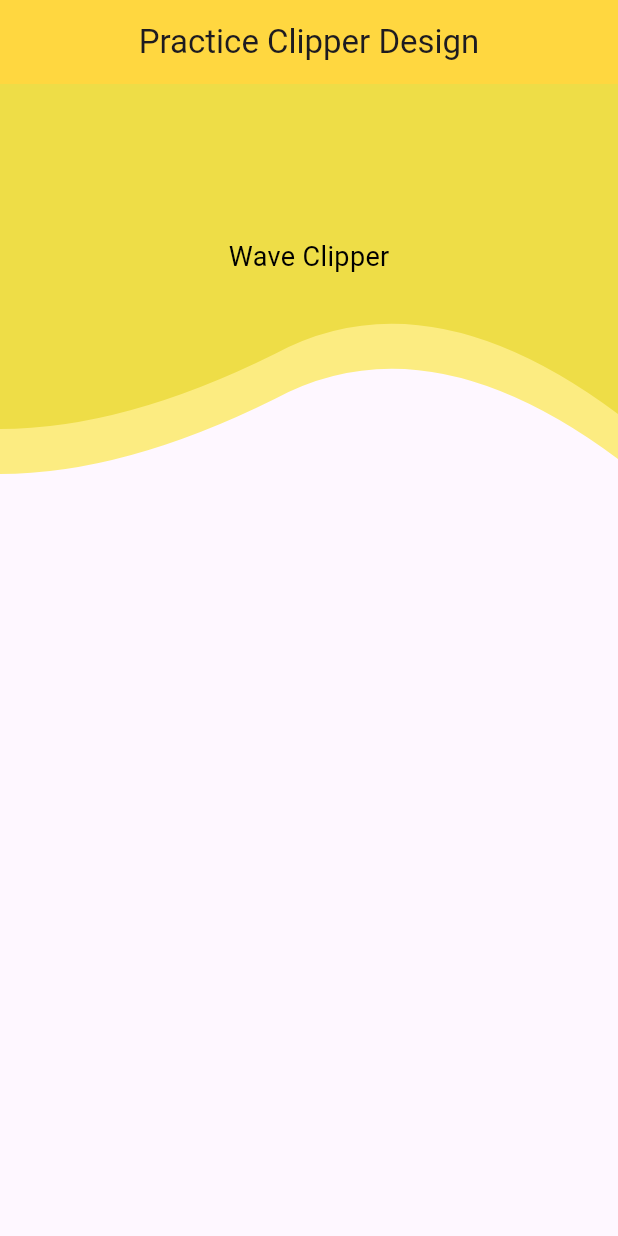
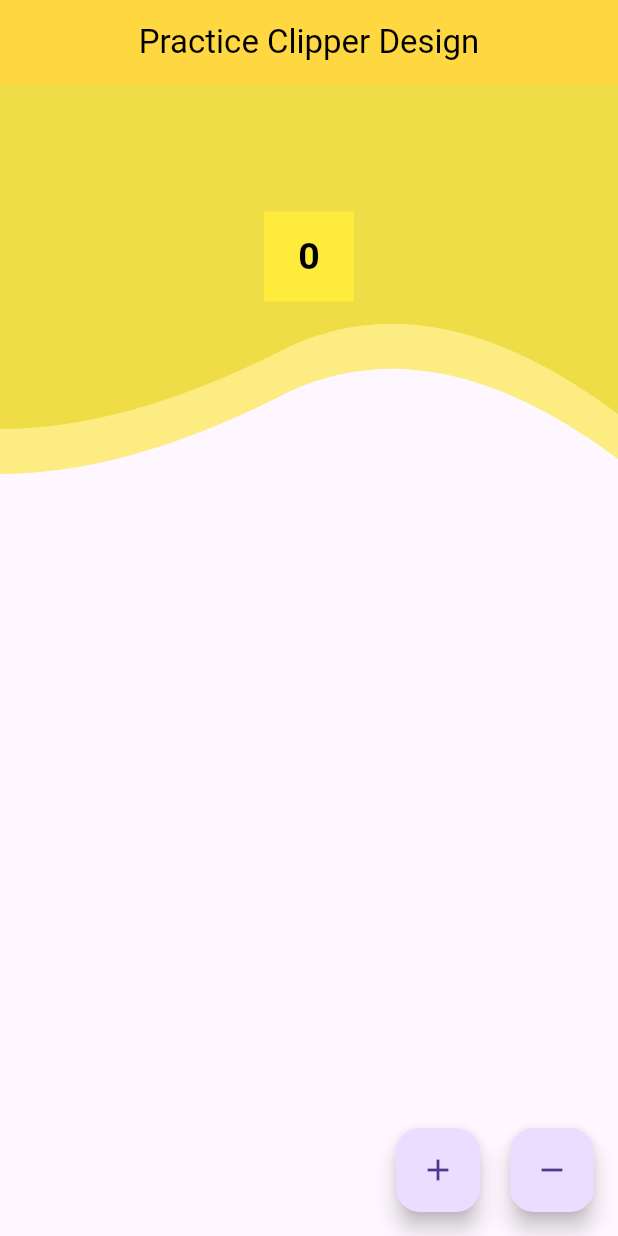
Before and after one commit to we-priyanshu-a001/practice_custom_clipper, a Flutter app: the screen it shows after launch, on a phone screen of 412 x 824 dp. Run offline on Flutter 3.47's test engine with Material 3 defaults, Android fonts, the phone set to English and light mode, and no system bars; our stand-ins replace bloc, flutter_bloc.

Commit message:
added bloc in project

```diff
--- /dev/null
+++ b/lib/bloc/counter_event.dart
@@ -0,0 +1,8 @@
+part of 'counter_bloc.dart';
+
+@immutable
+sealed class CounterEvent {}
+
+class CounterIncrement extends CounterEvent {}
+
+class CounterDecrement extends CounterEvent {}
--- /dev/null
+++ b/lib/bloc/counter_state.dart
@@ -0,0 +1,16 @@
+part of 'counter_bloc.dart';
+
+@immutable
+sealed class CounterState {
+  final int counter;
+  final bool inc;
+  const CounterState(this.counter, this.inc);
+}
+
+final class CounterInitial extends CounterState {
+  const CounterInitial() : super(0, false);
+}
+
+final class CounterUpdated extends CounterState {
+  const CounterUpdated(int value, bool tell) : super(value, tell);
+}
--- a/lib/main.dart
+++ b/lib/main.dart
@@ -1,7 +1,16 @@
 import 'package:flutter/material.dart';
+import 'package:flutter_bloc/flutter_bloc.dart';
+import 'package:wri_custom_clipper/bloc/counter_bloc.dart';
 
 void main() {
-  runApp(const MaterialApp(home: WriCustomClipper()));
+  runApp(
+    MaterialApp(
+      home: MultiBlocProvider(
+        providers: [BlocProvider(create: (context) => CounterBloc())],
+        child: WriCustomClipper(),
+      ),
+    ),
+  );
 }
 
 class WriCustomClipper extends StatelessWidget {
@@ -9,13 +18,35 @@ class WriCustomClipper extends StatelessWidget {
 
   @override
   Widget build(BuildContext context) {
+    final counterBloc = BlocProvider.of<CounterBloc>(context);
     return Scaffold(
       appBar: AppBar(
-        title: const Text('Practice Clipper Design'),
+        title: const Text(
+          'Practice Clipper Design',
+          style: TextStyle(color: Colors.black),
+        ),
         backgroundColor: Colors.amberAccent,
         centerTitle: true,
       ),
-      body: Stack(
+      body: BlocListener<CounterBloc, CounterState>(
+        listener: (context, state) {
+          if (state.inc == true) {
+            ScaffoldMessenger.of(context).showSnackBar(
+              SnackBar(
+                content: Text('Incremented'),
+                duration: Duration(milliseconds: 500),
+              ),
+            );
+          } else if (state.inc == false) {
+            ScaffoldMessenger.of(context).showSnackBar(
+              SnackBar(
+                content: Text('Decremented'),
+                duration: Duration(milliseconds: 500),
+              ),
+            );
+          }
+        },
+        child: Stack(
           children: [
             Opacity(
               opacity: 0.5,
@@ -33,11 +64,46 @@ class WriCustomClipper extends StatelessWidget {
                 alignment: Alignment.center,
                 color: const Color.fromARGB(255, 238, 221, 71),
                 height: 230,
-              child: const Text(
-                'Wave Clipper',
-                style: TextStyle(color: Colors.black, fontSize: 18),
+                child: Container(
+                  width: 60,
+                  height: 60,
+                  color: Colors.yellow,
+                  child: Center(
+                    child: BlocBuilder<CounterBloc, CounterState>(
+                      builder: (context, state) {
+                        return Text(
+                          state.counter.toString(),
+                          style: TextStyle(
+                            color: Colors.black,
+                            fontSize: 25,
+                            fontWeight: FontWeight.bold,
+                          ),
+                        );
+                      },
                     ),
                   ),
+                ),
+              ),
+            ),
+          ],
+        ),
+      ),
+
+      floatingActionButton: Row(
+        mainAxisAlignment: MainAxisAlignment.end,
+        children: [
+          FloatingActionButton(
+            onPressed: () {
+              counterBloc.add(CounterIncrement());
+            },
+            child: Icon(Icons.add),
+          ),
+          SizedBox(width: 20),
+          FloatingActionButton(
+            onPressed: () {
+              counterBloc.add(CounterDecrement());
+            },
+            child: Icon(Icons.remove),
           ),
         ],
       ),
--- a/pubspec.yaml
+++ b/pubspec.yaml
@@ -30,6 +30,7 @@ environment:
 dependencies:
   flutter:
     sdk: flutter
+  flutter_bloc: ^9.1.1
 
   # The following adds the Cupertino Icons font to your application.
   # Use with the CupertinoIcons class for iOS style icons.
```
Also changed, not shown: lib/bloc/counter_bloc.dart (added, +20 -0 lines), pubspec.lock, 1 other file. Lines whose indentation alone changed are shown as unchanged.
